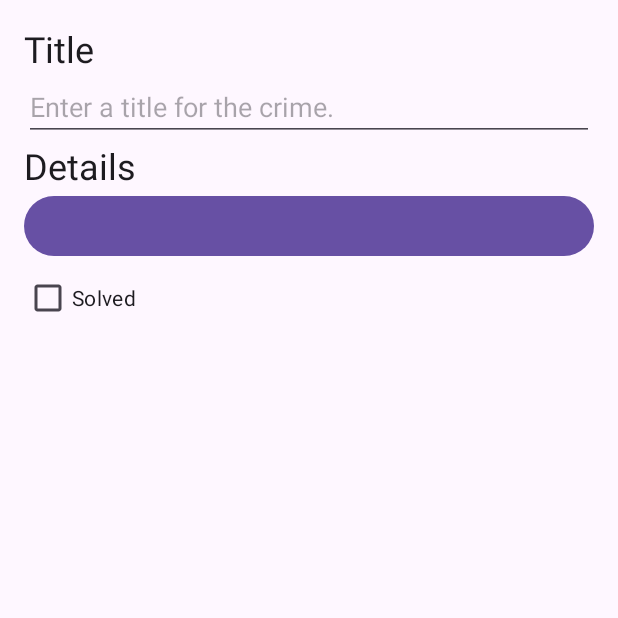
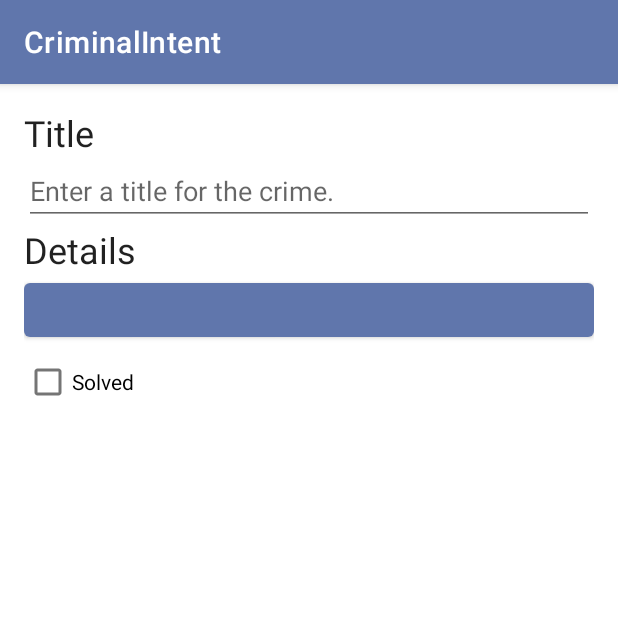
Before and after one commit to Ericcyyyy/CriminalIntent, an Android app: the fragment CrimeDetailFragment placed in its activity, on a phone screen of 412 x 824 dp, the top half of it. Run offline under Robolectric (Android 15) with nearby library versions, the phone set to English and light mode, and no system bars; our stand-ins replace Room's generated code; 4 statements that could not run were skipped.

Commit message:
- Implement app bar and allow user to add new crime to repository - Created a menu, fragment_crime_list.xml, in the res repository - Implement app bar and fix theme.xml to display a bar with specified color - Implement adding a new crime starting from CrimeDao.kt - Expose addCrime() function in CrimeRepository.kt - Remove the previous database imported and delete createFromAsset(DATABASE_NAME) from CrimeRepository.kt

```diff
--- a/app/src/main/java/com/bignerdranch/android/criminalintent/CrimeListFragment.kt
+++ b/app/src/main/java/com/bignerdranch/android/criminalintent/CrimeListFragment.kt
@@ -2,6 +2,9 @@ package com.bignerdranch.android.criminalintent
 
 import android.os.Bundle
 import android.view.LayoutInflater
+import android.view.Menu
+import android.view.MenuInflater
+import android.view.MenuItem
 import android.view.View
 import android.view.ViewGroup
 import androidx.fragment.app.Fragment
@@ -14,6 +17,8 @@ import androidx.recyclerview.widget.LinearLayoutManager
 import com.bignerdranch.android.criminalintent.databinding.FragmentCrimeListBinding
 import kotlinx.coroutines.flow.collect
 import kotlinx.coroutines.launch
+import java.util.Date
+import java.util.UUID
 
 class CrimeListFragment : Fragment() {
 
@@ -24,6 +29,11 @@ class CrimeListFragment : Fragment() {
         }
 
     private val crimeListViewModel: CrimeListViewModel by viewModels()
+
+    override fun onCreate(savedInstanceState: Bundle?) {
+        super.onCreate(savedInstanceState)
+        setHasOptionsMenu(true)
+    }
 
     override fun onCreateView(
         inflater: LayoutInflater,
@@ -58,4 +68,34 @@ class CrimeListFragment : Fragment() {
         super.onDestroyView()
         _binding = null
     }
+
+    override fun onCreateOptionsMenu(menu: Menu, inflater: MenuInflater) {
+        super.onCreateOptionsMenu(menu, inflater)
+        inflater.inflate(R.menu.fragment_crime_list, menu)
+    }
+
+    override fun onOptionsItemSelected(item: MenuItem): Boolean {
+        return when (item.itemId) {
+            R.id.new_crime -> {
+                showNewCrime()
+                true
+            }
+            else -> super.onOptionsItemSelected(item)
+        }
+    }
+
+    private fun showNewCrime() {
+        viewLifecycleOwner.lifecycleScope.launch {
+            val newCrime = Crime(
+                id = UUID.randomUUID(),
+                title = "",
+                date = Date(),
+                isSolved = false
+            )
+            crimeListViewModel.addCrime(newCrime)
+            findNavController().navigate(
+                CrimeListFragmentDirections.showCrimeDetail(newCrime.id)
+            )
+        }
+    }
 }
--- a/app/src/main/java/com/bignerdranch/android/criminalintent/CrimeListViewModel.kt
+++ b/app/src/main/java/com/bignerdranch/android/criminalintent/CrimeListViewModel.kt
@@ -23,4 +23,8 @@ class CrimeListViewModel : ViewModel() {
             }
         }
     }
+
+    suspend fun addCrime(crime: Crime) {
+        crimeRepository.addCrime(crime)
+    }
 }
--- a/app/src/main/java/com/bignerdranch/android/criminalintent/CrimeRepository.kt
+++ b/app/src/main/java/com/bignerdranch/android/criminalintent/CrimeRepository.kt
@@ -22,7 +22,6 @@ class CrimeRepository private constructor(
             CrimeDatabase::class.java,
             DATABASE_NAME
         )
-        .createFromAsset(DATABASE_NAME)
         .build()
 
     fun getCrimes(): Flow<List<Crime>>
@@ -35,6 +34,11 @@ class CrimeRepository private constructor(
             database.crimeDao().updateCrime(crime)
         }
     }
+
+    suspend fun addCrime(crime: Crime) {
+        database.crimeDao().addCrime(crime)
+    }
+
     companion object {
         private var INSTANCE: CrimeRepository? = null
 
--- a/app/src/main/java/com/bignerdranch/android/criminalintent/database/CrimeDao.kt
+++ b/app/src/main/java/com/bignerdranch/android/criminalintent/database/CrimeDao.kt
@@ -1,6 +1,7 @@
 package com.bignerdranch.android.criminalintent.database
 
 import androidx.room.Dao
+import androidx.room.Insert
 import androidx.room.Query
 import androidx.room.Update
 import com.bignerdranch.android.criminalintent.Crime
@@ -17,4 +18,7 @@ interface CrimeDao {
 
     @Update
     suspend fun updateCrime(crime: Crime)
+
+    @Insert
+    suspend fun addCrime(crime: Crime)
 }
--- /dev/null
+++ b/app/src/main/res/drawable/ic_menu_add.xml
@@ -0,0 +1,5 @@
+<vector android:height="24dp" android:tint="#000000"
+    android:viewportHeight="24" android:viewportWidth="24"
+    android:width="24dp" xmlns:android="http://schemas.android.com/apk/res/android">
+    <path android:fillColor="@android:color/white" android:pathData="M19,13h-6v6h-2v-6H5v-2h6V5h2v6h6v2z"/>
+</vector>
--- /dev/null
+++ b/app/src/main/res/menu/fragment_crime_list.xml
@@ -0,0 +1,10 @@
+<?xml version="1.0" encoding="utf-8"?>
+<menu xmlns:android="http://schemas.android.com/apk/res/android"
+    xmlns:app="http://schemas.android.com/apk/res-auto">
+    <item
+        android:id="@+id/new_crime"
+        android:icon="@drawable/ic_menu_add"
+        android:title="@string/new_crime"
+        app:showAsAction="ifRoom|withText"/>
+
+</menu>
--- a/app/src/main/res/values-night/themes.xml
+++ b/app/src/main/res/values-night/themes.xml
@@ -1,7 +1,8 @@
 <resources xmlns:tools="http://schemas.android.com/tools">
     <!-- Base application theme. -->
-    <style name="Base.Theme.CriminalIntent" parent="Theme.Material3.DayNight.NoActionBar">
+    <style name="Base.Theme.CriminalIntent"
+        parent="Theme.MaterialComponents.DayNight.DarkActionBar">
         <!-- Customize your dark theme here. -->
-        <!-- <item name="colorPrimary">@color/my_dark_primary</item> -->
+        <item name="colorPrimary">@color/material_dynamic_neutral40</item> -->
     </style>
 </resources>
--- a/app/src/main/res/values/strings.xml
+++ b/app/src/main/res/values/strings.xml
@@ -4,4 +4,5 @@
     <string name="crime_title_label">Title</string>
     <string name="crime_details_label">Details</string>
     <string name="crime_solved_label">Solved</string>
+    <string name="new_crime">New Crime</string>
 </resources>
--- a/app/src/main/res/values/themes.xml
+++ b/app/src/main/res/values/themes.xml
@@ -1,8 +1,9 @@
 <resources xmlns:tools="http://schemas.android.com/tools">
     <!-- Base application theme. -->
-    <style name="Base.Theme.CriminalIntent" parent="Theme.Material3.DayNight.NoActionBar">
+    <style name="Base.Theme.CriminalIntent"
+        parent="Theme.MaterialComponents.DayNight.DarkActionBar">
         <!-- Customize your light theme here. -->
-        <!-- <item name="colorPrimary">@color/my_light_primary</item> -->
+        <item name="colorPrimary">@color/material_dynamic_primary50</item> -->
     </style>
 
     <style name="Theme.CriminalIntent" parent="Base.Theme.CriminalIntent" />
```
Also changed, not shown: 1 other file.
